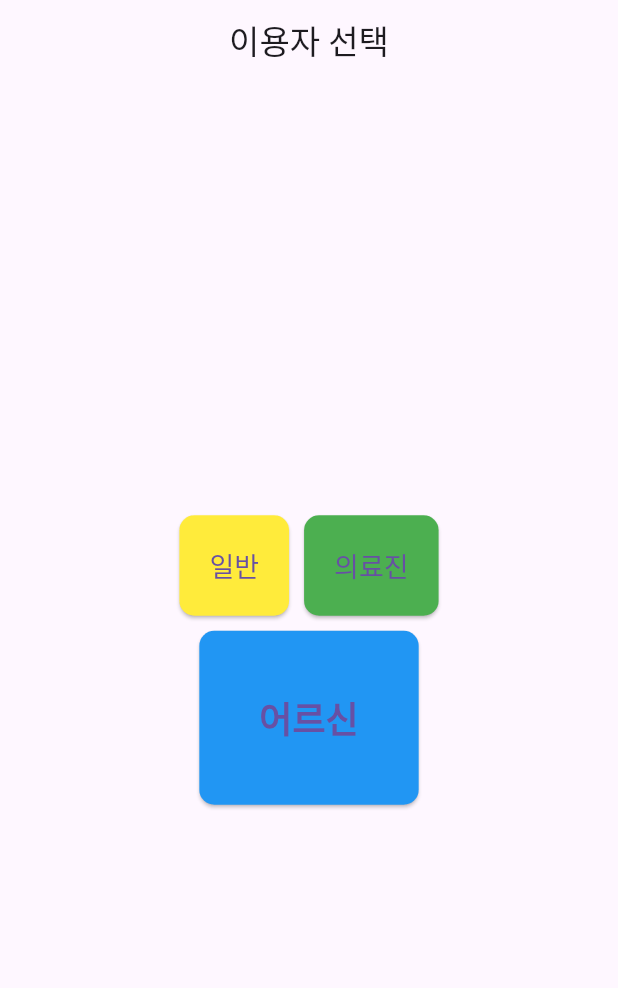
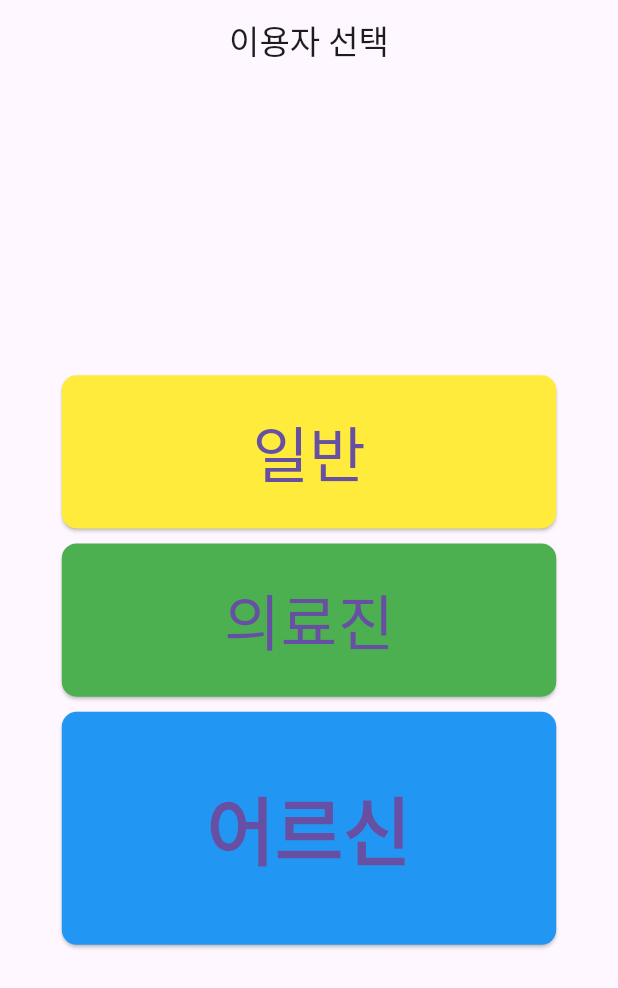
Before and after one commit to PurpleBananass/NMNY, a Flutter app: the screen it shows after launch, on a phone screen of 412 x 824 dp. Shown: the top 988 px of the screen. Run offline on Flutter 3.47's test engine with Material 3 defaults, Android fonts, the phone set to English and light mode, and no system bars.

Commit message:
chore: Refactor button padding and text size in UserSelectionPage

```diff
--- a/lib/main.dart
+++ b/lib/main.dart
@@ -30,6 +30,10 @@ class UserSelectionPage extends StatelessWidget {
 
   @override
   Widget build(BuildContext context) {
+    var screenWidth = MediaQuery.of(context).size.width;
+    var buttonPadding = screenWidth * 0.05; // 화면 너비의 5% 만큼 패딩 설정
+    var buttonTextSize = screenWidth * 0.1; // 화면 너비의 5% 만큼 텍스트 크기 설정
+
     return Scaffold(
       appBar: AppBar(
         title: Text('이용자 선택'),
@@ -39,24 +43,28 @@ class UserSelectionPage extends StatelessWidget {
         child: Column(
           mainAxisAlignment: MainAxisAlignment.center,
           children: <Widget>[
-            Row(
-              mainAxisAlignment: MainAxisAlignment.center,
-              children: [
-                _buildButton(context, '일반', Colors.yellow),
-                SizedBox(width: 10),
-                _buildButton(context, '의료진', Colors.green),
-              ],
-            ),
+            // Row(
+            //   mainAxisAlignment: MainAxisAlignment.center,
+            //   children: [
+
+            //   ],
+            // ),
+            _buildButton(context, '일반', Colors.yellow, buttonPadding, buttonTextSize),
             SizedBox(height: 10),
-            _buildButton(context, '어르신', Colors.blue, large: true, route: '/elder'),
+            _buildButton(context, '의료진', Colors.green, buttonPadding, buttonTextSize),
+            SizedBox(height: 10),
+            _buildButton(context, '어르신', Colors.blue, buttonPadding * 2, buttonTextSize * 1.2, large: true, route: '/elder'),
           ],
         ),
       ),
     );
   }
 
-  Widget _buildButton(BuildContext context, String text, Color color, {bool large = false, String? route}) {
-    return ElevatedButton(
+  Widget _buildButton(BuildContext context, String text, Color color, double padding, double textSize, {bool large = false, String? route}) {
+    var screenWidth = MediaQuery.of(context).size.width;
+    return SizedBox(
+      width: screenWidth * 0.8, // 버튼 너비 고정
+      child: ElevatedButton(
         onPressed: () {
           if (route != null) {
             Navigator.pushNamed(context, route);
@@ -64,15 +72,14 @@ class UserSelectionPage extends StatelessWidget {
         },
         style: ElevatedButton.styleFrom(
           backgroundColor: color,
-        padding: large ? EdgeInsets.all(40) : EdgeInsets.all(20),
-        textStyle: large
-            ? TextStyle(fontSize: 24, fontWeight: FontWeight.bold)
-            : TextStyle(fontSize: 18),
+          padding: EdgeInsets.all(padding),
+          textStyle: TextStyle(fontSize: textSize, fontWeight: large ? FontWeight.bold : FontWeight.normal),
           shape: RoundedRectangleBorder(
             borderRadius: BorderRadius.circular(10),
           ),
         ),
         child: Text(text),
+      ),
     );
   }
 }
```
Lines whose indentation alone changed are shown as unchanged.
